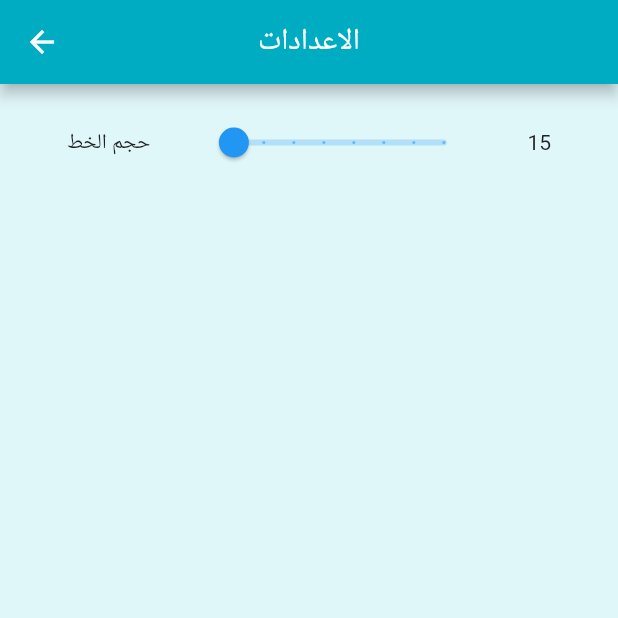
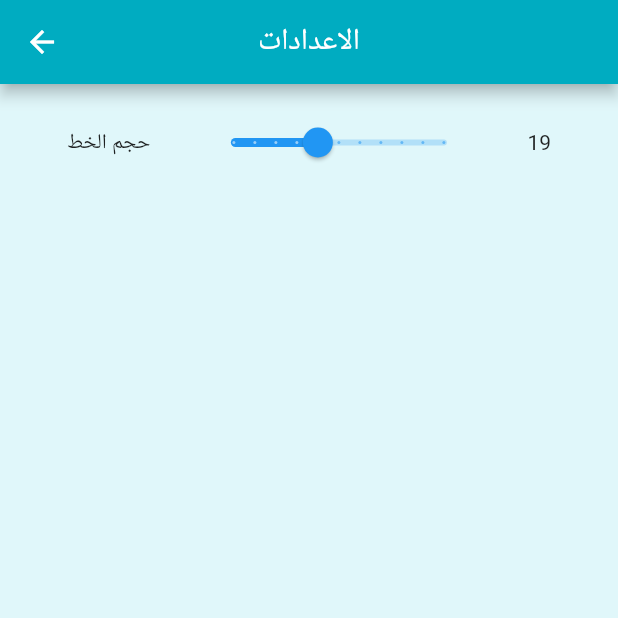
Before and after one commit to software-ace/WaZaqer, a Flutter app: the screen it shows after launch, after a tap on the "settings" icon, on a phone screen of 412 x 824 dp, the top half of it. Run offline on Flutter 3.47's test engine with Material 2 defaults, Android fonts, the phone set to English and light mode, and no system bars.

Commit message:
edited init font size & added padding to main text

```diff
--- a/lib/Constants.dart
+++ b/lib/Constants.dart
@@ -6,4 +6,4 @@ Color kButtonColor = Colors.cyan[200];
 Color kMainTextColor = Colors.white;
 Color kCounterColor = Colors.yellow;
 Color kCardColor = Colors.blueGrey;
-const double kMainTextSize = 19.0;
+const double kMainTextSize = 18.0;
--- a/lib/Settings.dart
+++ b/lib/Settings.dart
@@ -8,7 +8,7 @@ class Settings extends StatefulWidget {
 }
 
 class _SettingsState extends State<Settings> {
-  double _currentFontSize = 15;
+  double _currentFontSize = 19;
   @override
   Widget build(BuildContext context) {
     return Scaffold(
@@ -34,12 +34,13 @@ class _SettingsState extends State<Settings> {
                   value: _currentFontSize,
                   onChanged: (value) {
                     setState(() {
+                      print(value);
                       _currentFontSize = value;
                     });
                   },
                   min: 15,
-                  max: 22,
-                  divisions: 7,
+                  max: 25,
+                  divisions: 10,
                   // label: _currentFontSize.toString(),
                 ),
                 Text(_currentFontSize.toStringAsFixed(0))
--- a/lib/azqar.dart
+++ b/lib/azqar.dart
@@ -15,7 +15,6 @@ class _AzqarState extends State<Azqar> {
     return DefaultTabController(
       length: cats.length,
       child: Scaffold(
-        backgroundColor: kSecondaryColor,
         appBar: AppBar(
           actions: [
             IconButton(
@@ -36,6 +35,7 @@ class _AzqarState extends State<Azqar> {
             }).toList(),
           ),
         ),
+        backgroundColor: kSecondaryColor,
         body: TabBarView(children: [
           ListView(children: [
             Column(
@@ -116,10 +116,14 @@ class ZeqrCard extends StatelessWidget {
         child: Column(
           crossAxisAlignment: CrossAxisAlignment.stretch,
           children: [
-            Text(
-              zeqr.text,
-              style: TextStyle(fontSize: kMainTextSize, color: kMainTextColor),
-              textAlign: TextAlign.right,
+            Padding(
+              padding: const EdgeInsets.all(18.0),
+              child: Text(
+                zeqr.text,
+                style:
+                    TextStyle(fontSize: kMainTextSize, color: kMainTextColor),
+                textAlign: TextAlign.right,
+              ),
             ),
             SizedBox(
               height: 10.0,
```
